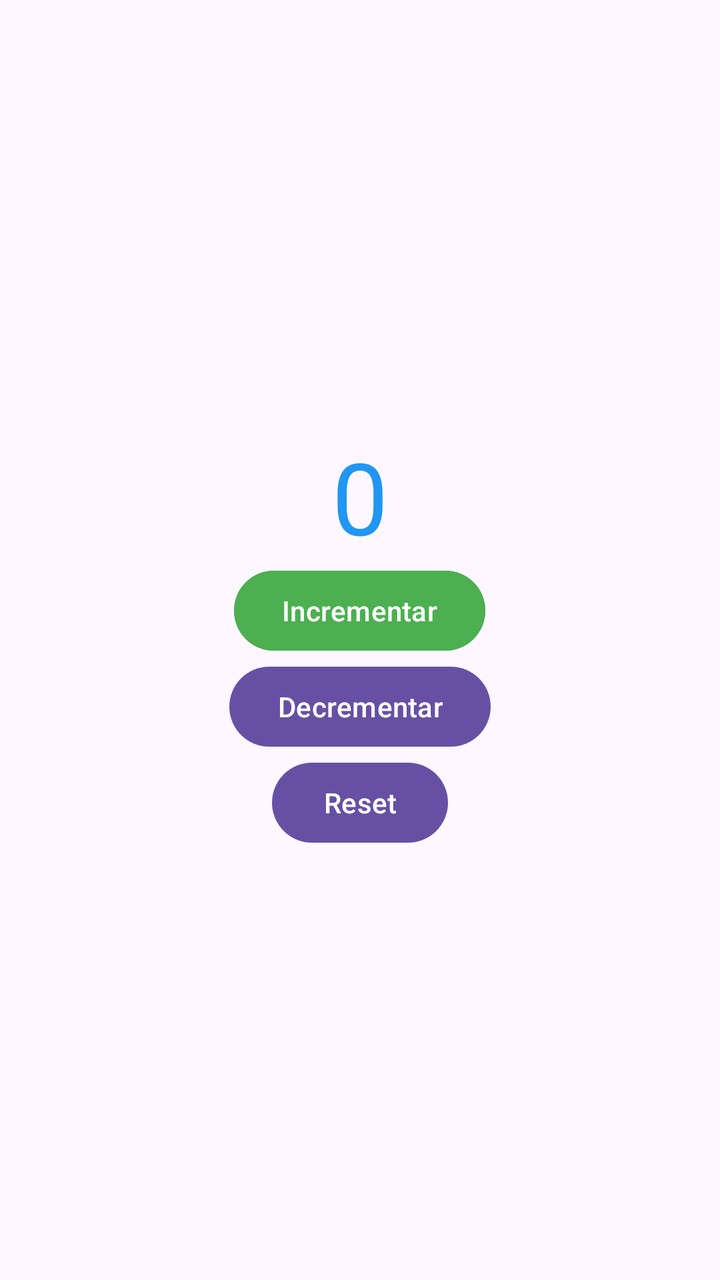
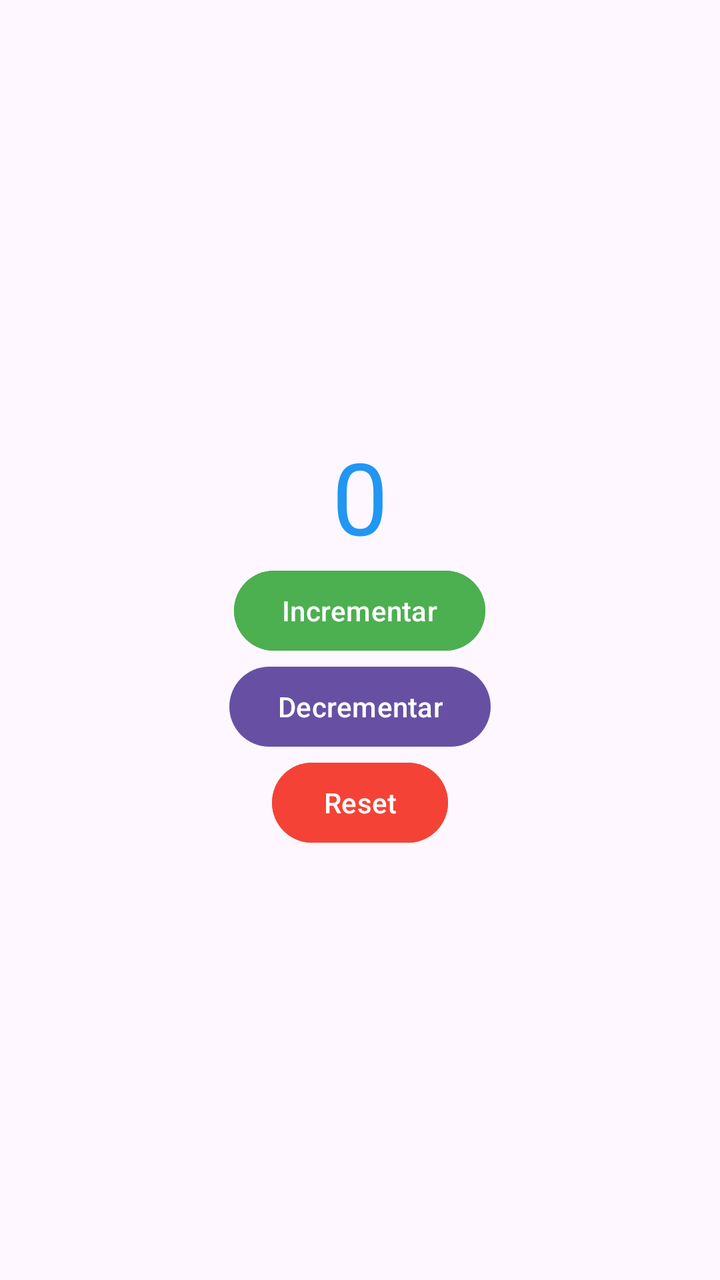

An Android layout rendered at two revisions. The XML below is the earlier revision; the diff shows what the commit changed to produce the second picture.
<!-- AndroidManifest.xml: application theme Theme.PrimeraAPP -->
<!-- res/layout/activity_main.xml -->
<?xml version="1.0" encoding="utf-8"?>
<LinearLayout
    xmlns:android="http://schemas.android.com/apk/res/android"

    android:layout_width="match_parent"
    android:layout_height="match_parent"
    android:orientation="vertical"
    android:gravity="center"
    android:padding="20dp" >

    <TextView
        android:id="@+id/tvContador"
        android:layout_width="wrap_content"
        android:layout_height="wrap_content"
        android:text="0"
        android:textColor="@color/primary_blue"
        android:textSize="50sp"
        />
        
    <Button
        android:id="@+id/btnSumar"
        android:layout_width="wrap_content"
        android:layout_height="wrap_content"
        android:text="@string/btn_sumar"
        android:backgroundTint="@color/success_green"/>

    <Button
        android:id="@+id/btnRestar"
        android:layout_width="wrap_content"
        android:layout_height="wrap_content"
        android:text="@string/btn_restar"
        />

    <Button
        android:id="@+id/btnReset"
        android:layout_width="wrap_content"
        android:layout_height="wrap_content"
        android:text="Reset"
        />


    </LinearLayout>
<!-- resources referenced by this layout -->
<resources>
  <color name="primary_blue">#2196F3</color>
  <color name="success_green">#4CAF50</color>
  <string name="btn_restar">Decrementar</string>
  <string name="btn_sumar">Incrementar</string>
  <style name="Theme.PrimeraAPP" parent="Base.Theme.PrimeraAPP" />
  <style name="Base.Theme.PrimeraAPP" parent="Theme.Material3.DayNight.NoActionBar">
          
          
      </style>
</resources>

<!-- the commit's change to res/layout/activity_main.xml (unified diff, before → after) -->
@@ -36,6 +36,7 @@
         android:layout_width="wrap_content"
         android:layout_height="wrap_content"
         android:text="Reset"
+        android:backgroundTint="@color/danger_red"
         />
 
 
<!-- resource entries referenced after the edit -->
@@ -1,5 +1,6 @@
 <!-- resources referenced by this layout -->
 <resources>
+  <color name="danger_red">#F44336</color>
   <color name="primary_blue">#2196F3</color>
   <color name="success_green">#4CAF50</color>
   <string name="btn_restar">Decrementar</string>
